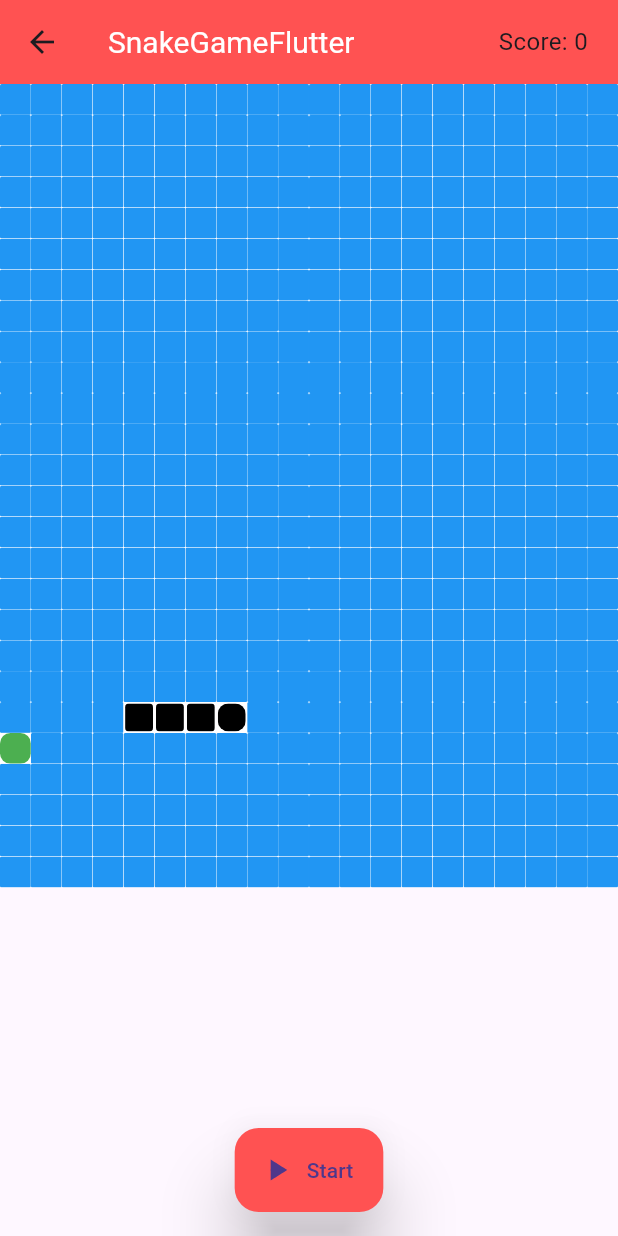
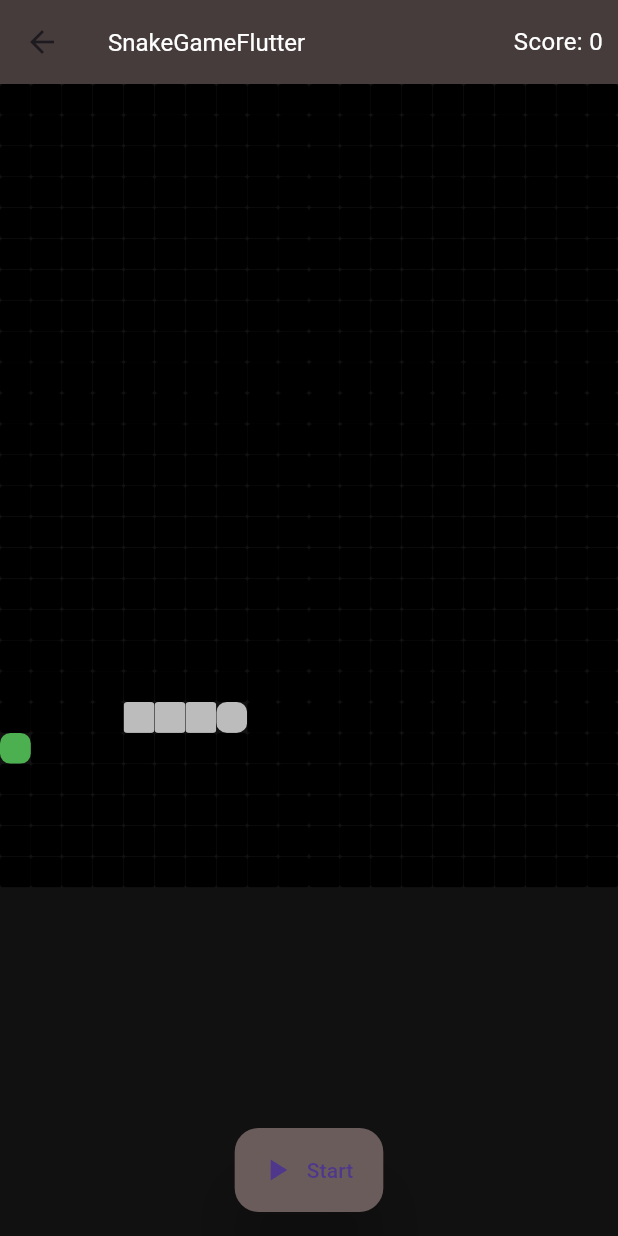
Before and after one commit to Laadnani/snake_app, a Flutter app: the GamePage screen opened directly, on a phone screen of 412 x 824 dp. Run offline on Flutter 3.47's test engine with Material 3 defaults, Android fonts, the phone set to English and light mode, and no system bars.

Commit message:
getting colors
fixing colors issues on the play section

```diff
--- a/snake/lib/game_page.dart
+++ b/snake/lib/game_page.dart
@@ -1,8 +1,8 @@
 import 'dart:async';
 import 'dart:math';
 
+import 'package:flutter/material.dart';
 import 'package:snake/game_over.dart';
-import 'package:flutter/material.dart';
 
 class GamePage extends StatefulWidget {
   const GamePage({super.key});
@@ -23,7 +23,7 @@ class _GamePageState extends State<GamePage> with TickerProviderStateMixin {
   final int _squareSize = 20;
   late String _currentSnakeDirection;
   late int _snakeFoodPosition;
-  final Random _random =  Random();
+  final Random _random = Random();
 
   @override
   void initState() {
@@ -111,27 +111,26 @@ class _GamePageState extends State<GamePage> with TickerProviderStateMixin {
       });
     }
   }
-
 @override
 Widget build(BuildContext context) {
   return Scaffold(
     appBar: AppBar(
       title: const Text('SnakeGameFlutter',
-            style: TextStyle(color: Colors.white, fontSize: 20.0)),
+          style: TextStyle(color: Colors.white, fontSize: 16.0)),
       centerTitle: false,
-        backgroundColor: Colors.redAccent,
+      backgroundColor: const Color.fromARGB(255, 71, 60, 60),
       actions: <Widget>[
         Center(
             child: Padding(
-            padding: const EdgeInsets.symmetric(horizontal: 20.0),
-            child:
-                Text('Score: $_playerScore', style: const TextStyle(fontSize: 16.0)),
+          padding: const EdgeInsets.symmetric(horizontal: 10.0),
+          child: Text('Score: $_playerScore',
+              style: const TextStyle(fontSize: 16.0, color: Colors.white)),
         ))
       ],
     ),
     floatingActionButtonLocation: FloatingActionButtonLocation.centerFloat,
     floatingActionButton: FloatingActionButton.extended(
-          backgroundColor: Colors.redAccent,
+        backgroundColor: const Color.fromARGB(255, 107, 92, 92),
         elevation: 20,
         label: Text(
           _hasStarted ? 'Start' : 'Pause',
@@ -148,22 +147,32 @@ class _GamePageState extends State<GamePage> with TickerProviderStateMixin {
             _gameStart();
           });
         },
-          // ignore: prefer_const_constructors
         icon: AnimatedIcon(
-              icon: AnimatedIcons.play_pause, progress: _snakeAnimation,)),
-      body: Center(
+          icon: AnimatedIcons.play_pause,
+          progress: _snakeAnimation,
+        )),
+    body:
+
+    Container(
+      color:  const Color.fromARGB(255, 17, 17, 17),
+      child: Column(
+
+      children: [
+        Expanded(
           child: GestureDetector(
             onVerticalDragUpdate: (drag) {
               if (drag.delta.dy > 0 && _currentSnakeDirection != 'UP') {
                 _currentSnakeDirection = 'DOWN';
-            } else if (drag.delta.dy < 0 && _currentSnakeDirection != 'DOWN')
+              } else if (drag.delta.dy < 0 &&
+                  _currentSnakeDirection != 'DOWN')
                 // ignore: curly_braces_in_flow_control_structures
                 _currentSnakeDirection = 'UP';
             },
             onHorizontalDragUpdate: (drag) {
               if (drag.delta.dx > 0 && _currentSnakeDirection != 'LEFT') {
                 _currentSnakeDirection = 'RIGHT';
-            } else if (drag.delta.dx < 0 && _currentSnakeDirection != 'RIGHT')
+              } else if (drag.delta.dx < 0 &&
+                  _currentSnakeDirection != 'RIGHT')
                 // ignore: curly_braces_in_flow_control_structures
                 _currentSnakeDirection = 'LEFT';
             },
@@ -174,27 +183,26 @@ class _GamePageState extends State<GamePage> with TickerProviderStateMixin {
                 itemCount: _squareSize + _noOfSquares,
                 physics: const NeverScrollableScrollPhysics(),
                 gridDelegate: SliverGridDelegateWithFixedCrossAxisCount(
-                  crossAxisCount: _squareSize),
+                  crossAxisCount: _squareSize,
+                  mainAxisSpacing: 0,
+                  crossAxisSpacing: 0,
+                ),
                 itemBuilder: (BuildContext context, int index) {
-                return Center(
-                  child: Container(
-                    color: Colors.white,
-                    padding: _snake.contains(index)
-                        ? const EdgeInsets.all(1)
-                        : const EdgeInsets.all(0),
+                  return Container(
+                    margin: EdgeInsets.zero,
+                    padding: EdgeInsets.zero,
                     child: ClipRRect(
-                      borderRadius:
+                      borderRadius: BorderRadius.circular(
                         index == _snakeFoodPosition || index == _snake.last
-                              ? BorderRadius.circular(7)
-                              : _snake.contains(index)
-                                  ? BorderRadius.circular(2.5)
-                                  : BorderRadius.circular(1),
+                            ? 7
+                            : 2.5,
+                      ),
                       child: Container(
                         color: _snake.contains(index)
-                              ? Colors.black
+                            ? const Color.fromARGB(255, 189, 188, 188)
                             : index == _snakeFoodPosition
                                 ? Colors.green
-                                  : Colors.blue),
+                                : Color.fromARGB(255, 0, 0, 0),
                       ),
                     ),
                   );
@@ -203,6 +211,10 @@ class _GamePageState extends State<GamePage> with TickerProviderStateMixin {
             ),
           ),
         ),
+
+      ],
+    ),
+    ),
   );
 }
 }
```
Lines whose indentation alone changed are shown as unchanged.
